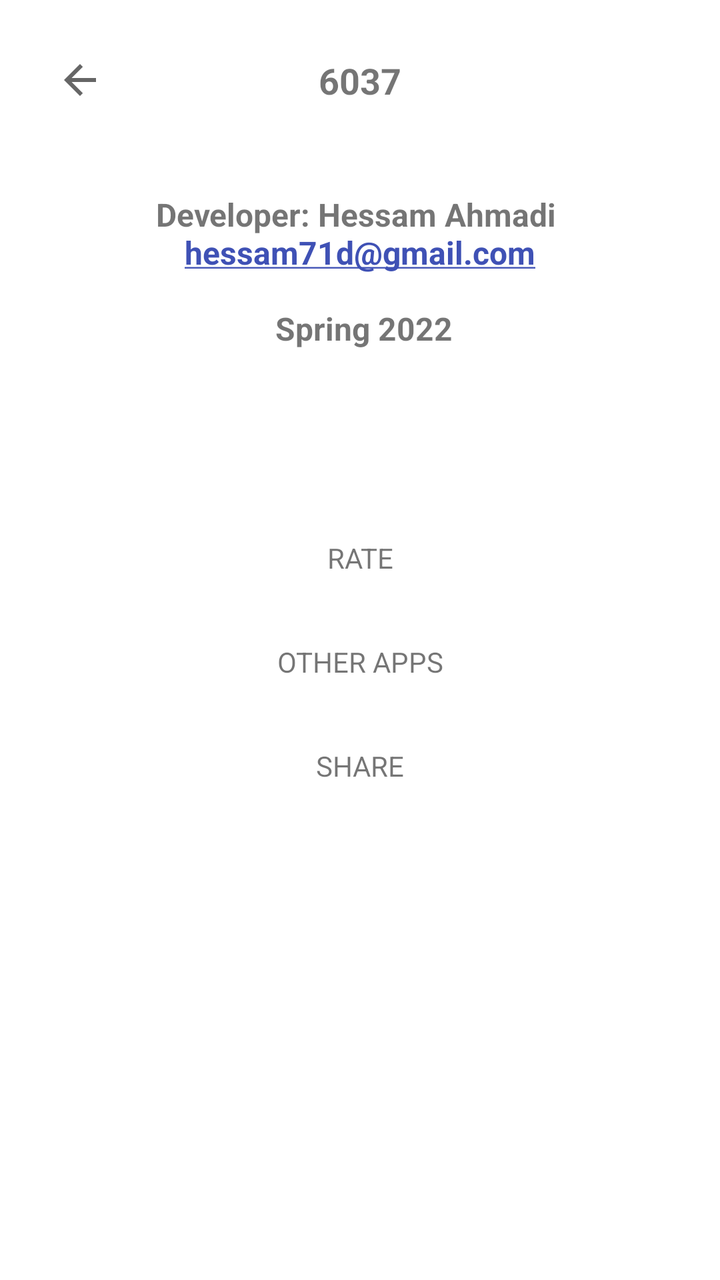
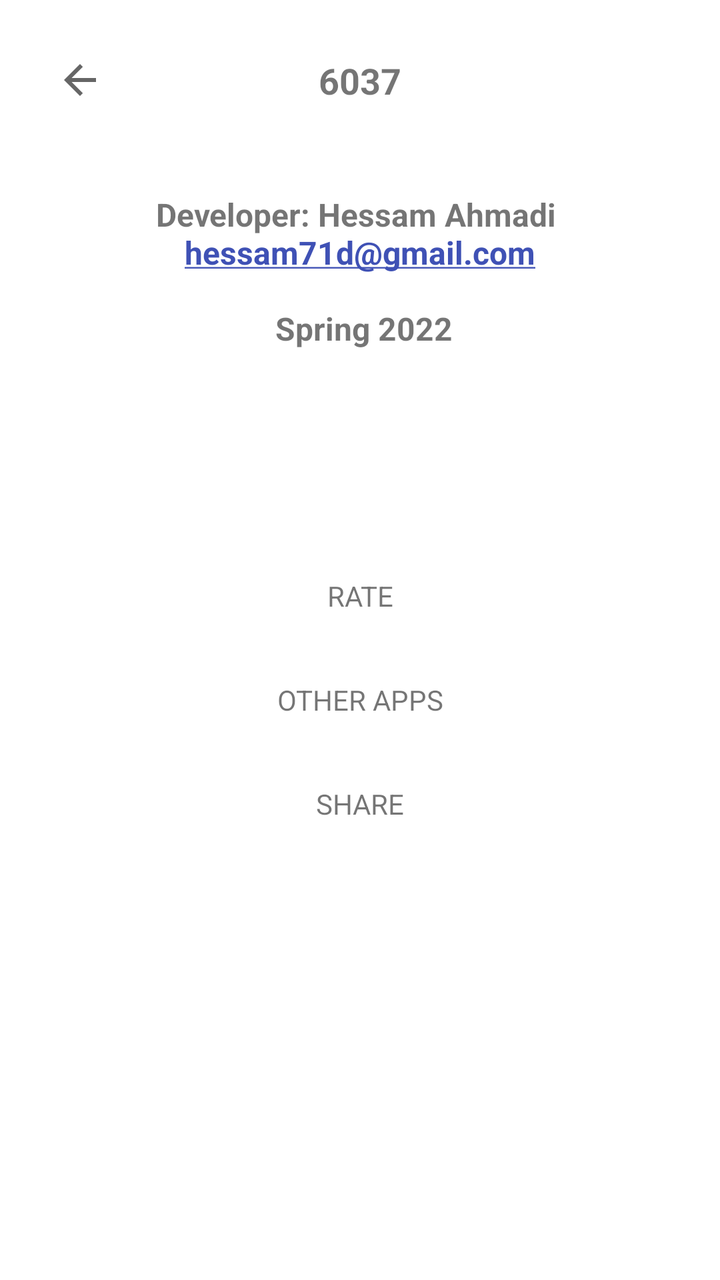

Compare the two renders of this Android layout. The source of the first and the diff that turns it into the second are given below.
<!-- AndroidManifest.xml: application theme Theme.NumConverter -->
<!-- res/layout/activity_about.xml -->
<?xml version="1.0" encoding="utf-8"?>
<ScrollView xmlns:android="http://schemas.android.com/apk/res/android"
    xmlns:app="http://schemas.android.com/apk/res-auto"
    xmlns:tools="http://schemas.android.com/tools"
    android:layout_width="match_parent"
    android:layout_height="match_parent"
    tools:context=".AboutActivity">


    <LinearLayout
        android:layout_width="match_parent"
        android:layout_height="wrap_content"
        android:gravity="center"
        android:orientation="vertical">



            <LinearLayout
                android:layout_width="match_parent"
                android:layout_height="wrap_content"
                android:layout_gravity="center_horizontal"
                android:gravity="center_horizontal"
                android:orientation="vertical">


                <LinearLayout
                    android:layout_width="match_parent"
                    android:layout_height="wrap_content"
                    android:gravity="center"
                    android:layout_margin="16dp"
                    android:layoutDirection="ltr"
                    android:orientation="horizontal">

                    <ImageView
                        android:id="@+id/img_back"
                        android:layout_width="wrap_content"
                        android:layout_height="wrap_content"
                        android:background="?selectableItemBackgroundBorderless"
                        android:paddingLeft="12dp"
                        android:paddingTop="6dp"
                        android:paddingRight="12dp"
                        android:paddingBottom="6dp"
                        android:src="@drawable/ic_back_24"
                        android:textSize="14sp" />

                    <TextView
                        android:id="@+id/tvTitle"
                        android:layout_width="0dp"
                        android:layout_height="wrap_content"
                        android:layout_weight="1"
                        android:gravity="center"
                        android:paddingLeft="4dp"
                        android:paddingTop="12dp"
                        android:paddingRight="4dp"
                        android:paddingBottom="12dp"
                        android:text="@string/app_name"
                        android:textSize="18sp"
                        android:textStyle="bold" />

                    <ImageView
                        android:layout_width="wrap_content"
                        android:layout_height="wrap_content"
                        android:background="?selectableItemBackgroundBorderless"
                        android:paddingLeft="12dp"
                        android:paddingTop="6dp"
                        android:paddingRight="12dp"
                        android:paddingBottom="6dp"
                        android:src="@drawable/ic_back_24"
                        android:textSize="14sp"
                        android:visibility="invisible" />

                </LinearLayout>


                <TextView
                    android:id="@+id/textView8"
                    android:layout_width="match_parent"
                    android:layout_height="wrap_content"
                    android:gravity="center"
                    android:padding="16dp"
                    android:autoLink="email"
                    android:layout_marginBottom="64dp"
                    android:text="@string/me"
                    android:textSize="16sp"
                    android:textStyle="bold" />


            </LinearLayout>





        <TextView
            android:id="@+id/button4"
            android:layout_width="match_parent"
            android:layout_height="wrap_content"
            android:layout_marginLeft="16dp"
            android:layout_marginRight="16dp"
            android:textAllCaps="true"
            android:layout_marginBottom="4dp"
            android:background="?selectableItemBackground"
            android:gravity="center"
            android:minHeight="48dp"
            android:onClick="rate"
            android:paddingTop="12dp"
            android:paddingBottom="12dp"
            android:text="@string/rate_app"
            android:textSize="14sp" />



        <TextView
            android:id="@+id/button6"
            android:layout_width="match_parent"
            android:layout_height="wrap_content"
            android:layout_marginLeft="16dp"
            android:textAllCaps="true"

            android:layout_marginRight="16dp"
            android:layout_marginBottom="4dp"
            android:background="?selectableItemBackground"
            android:gravity="center"
            android:minHeight="48dp"
            android:onClick="otherApps"
            android:paddingTop="12dp"
            android:paddingBottom="12dp"
            android:text="@string/other_apps"
            android:textSize="14sp"
            app:backgroundTint="#EAEAEA" />


        <TextView
            android:id="@+id/button2"
            android:layout_width="match_parent"
            android:layout_height="wrap_content"
            android:layout_marginLeft="16dp"
            android:textAllCaps="true"

            android:layout_marginRight="16dp"
            android:layout_marginBottom="4dp"
            android:background="?selectableItemBackground"
            android:gravity="center"
            android:minHeight="48dp"
            android:onClick="share"
            android:paddingTop="12dp"
            android:paddingBottom="12dp"
            android:text="@string/share_app"
            android:textSize="14sp"
            app:backgroundTint="#EAEAEA" />



    </LinearLayout>

</ScrollView>
<!-- resources referenced by this layout -->
<resources>
  <!-- drawable ic_back_24 (drawable) -->
  <vector xmlns:android="http://schemas.android.com/apk/res/android"
      android:width="24dp"
      android:height="24dp"
      android:viewportWidth="24.0"
      android:tint="?attr/colorControlNormal"
      android:viewportHeight="24.0">
      <path
          android:fillColor="@color/back_btn"
          android:pathData="M20,11H7.83l5.59,-5.59L12,4l-8,8 8,8 1.41,-1.41L7.83,13H20v-2z" />
  </vector>
  <string name="app_name">6037</string>
  <string name="me">
          Developer:
          Hessam Ahmadi
          \n
          hessam71d@gmail.com
          \n\n
  
                      Spring 2022
      </string>
  <string name="other_apps">Other Apps</string>
  <string name="rate_app">Rate</string>
  <string name="share_app">Share</string>
  <style name="Theme.NumConverter" parent="Theme.MaterialComponents.DayNight.NoActionBar">
          
          <item name="colorPrimary">@color/purple_500</item>
          <item name="colorPrimaryVariant">@color/purple_700</item>
          <item name="colorOnPrimary">@color/white</item>
          
          <item name="colorSecondary">@color/teal_200</item>
          <item name="colorSecondaryVariant">@color/teal_700</item>
          <item name="colorOnSecondary">@color/black</item>
          
          <item name="android:statusBarColor" tools:targetApi="l">?android:colorBackground</item>
          
  
          <item name="android:windowLightStatusBar">true</item>
  
      </style>
  <color name="back_btn">#757575</color>
  <color name="purple_500">#01579B</color>
  <color name="purple_700">#FF3700B3</color>
  <color name="white">#FFFFFFFF</color>
  <color name="teal_200">#3F51B5</color>
  <color name="teal_700">#FF018786</color>
  <color name="black">#FF000000</color>
</resources>

<!-- the commit's change to res/layout/activity_about.xml (unified diff, before → after) -->
@@ -14,81 +14,81 @@
         android:orientation="vertical">
 
 
+        <LinearLayout
+            android:layout_width="match_parent"
+            android:layout_height="wrap_content"
+            android:layout_gravity="center_horizontal"
+            android:gravity="center_horizontal"
+            android:orientation="vertical">
+
 
             <LinearLayout
                 android:layout_width="match_parent"
                 android:layout_height="wrap_content"
-                android:layout_gravity="center_horizontal"
-                android:gravity="center_horizontal"
-                android:orientation="vertical">
+                android:layout_margin="16dp"
+                android:gravity="center"
+                android:layoutDirection="ltr"
+                android:orientation="horizontal">
 
-
-                <LinearLayout
-                    android:layout_width="match_parent"
+                <ImageView
+                    android:id="@+id/img_back"
+                    android:layout_width="wrap_content"
                     android:layout_height="wrap_content"
-                    android:gravity="center"
-                    android:layout_margin="16dp"
-                    android:layoutDirection="ltr"
-                    android:orientation="horizontal">
-
-                    <ImageView
-                        android:id="@+id/img_back"
-                        android:layout_width="wrap_content"
-                        android:layout_height="wrap_content"
-                        android:background="?selectableItemBackgroundBorderless"
-                        android:paddingLeft="12dp"
-                        android:paddingTop="6dp"
-                        android:paddingRight="12dp"
-                        android:paddingBottom="6dp"
-                        android:src="@drawable/ic_back_24"
-                        android:textSize="14sp" />
-
-                    <TextView
-                        android:id="@+id/tvTitle"
-                        android:layout_width="0dp"
-                        android:layout_height="wrap_content"
-                        android:layout_weight="1"
-                        android:gravity="center"
-                        android:paddingLeft="4dp"
-                        android:paddingTop="12dp"
-                        android:paddingRight="4dp"
-                        android:paddingBottom="12dp"
-                        android:text="@string/app_name"
-                        android:textSize="18sp"
-                        android:textStyle="bold" />
-
-                    <ImageView
-                        android:layout_width="wrap_content"
-                        android:layout_height="wrap_content"
-                        android:background="?selectableItemBackgroundBorderless"
-                        android:paddingLeft="12dp"
-                        android:paddingTop="6dp"
-                        android:paddingRight="12dp"
-                        android:paddingBottom="6dp"
-                        android:src="@drawable/ic_back_24"
-                        android:textSize="14sp"
-                        android:visibility="invisible" />
-
-                </LinearLayout>
-
+                    android:background="?selectableItemBackgroundBorderless"
+                    android:paddingLeft="12dp"
+                    android:paddingTop="6dp"
+                    android:paddingRight="12dp"
+                    android:paddingBottom="6dp"
+                    android:src="@drawable/ic_back_24"
+                    android:textSize="14sp" />
 
                 <TextView
-                    android:id="@+id/textView8"
-                    android:layout_width="match_parent"
+                    android:id="@+id/tvTitle"
+                    android:layout_width="0dp"
                     android:layout_height="wrap_content"
+                    android:layout_weight="1"
                     android:gravity="center"
-                    android:padding="16dp"
-                    android:autoLink="email"
-                    android:layout_marginBottom="64dp"
-                    android:text="@string/me"
-                    android:textSize="16sp"
+                    android:paddingLeft="4dp"
+                    android:paddingTop="12dp"
+                    android:paddingRight="4dp"
+                    android:paddingBottom="12dp"
+                    android:text="@string/app_name"
+                    android:textSize="18sp"
                     android:textStyle="bold" />
 
+                <ImageView
+                    android:layout_width="wrap_content"
+                    android:layout_height="wrap_content"
+                    android:background="?selectableItemBackgroundBorderless"
+                    android:paddingLeft="12dp"
+                    android:paddingTop="6dp"
+                    android:paddingRight="12dp"
+                    android:paddingBottom="6dp"
+                    android:src="@drawable/ic_back_24"
+                    android:textSize="14sp"
+                    android:visibility="invisible" />
 
             </LinearLayout>
 
 
+            <TextView
+                android:id="@+id/textView8"
+                android:layout_width="match_parent"
+                android:layout_height="wrap_content"
+                android:autoLink="email"
+                android:gravity="center"
+                android:padding="16dp"
+                android:text="@string/me"
+                android:textSize="16sp"
+                android:textStyle="bold" />
 
+            <TextView
+                android:id="@+id/tvVersion"
+                android:layout_width="wrap_content"
+                android:layout_marginBottom="64dp"
+                android:layout_height="wrap_content" />
+
+        </LinearLayout>
 
 
         <TextView
@@ -97,7 +97,6 @@
             android:layout_height="wrap_content"
             android:layout_marginLeft="16dp"
             android:layout_marginRight="16dp"
-            android:textAllCaps="true"
             android:layout_marginBottom="4dp"
             android:background="?selectableItemBackground"
             android:gravity="center"
@@ -106,8 +105,8 @@
             android:paddingTop="12dp"
             android:paddingBottom="12dp"
             android:text="@string/rate_app"
+            android:textAllCaps="true"
             android:textSize="14sp" />
-
 
 
         <TextView
@@ -115,9 +114,8 @@
             android:layout_width="match_parent"
             android:layout_height="wrap_content"
             android:layout_marginLeft="16dp"
-            android:textAllCaps="true"
+            android:layout_marginRight="16dp"
 
-            android:layout_marginRight="16dp"
             android:layout_marginBottom="4dp"
             android:background="?selectableItemBackground"
             android:gravity="center"
@@ -126,6 +124,7 @@
             android:paddingTop="12dp"
             android:paddingBottom="12dp"
             android:text="@string/other_apps"
+            android:textAllCaps="true"
             android:textSize="14sp"
             app:backgroundTint="#EAEAEA" />
 
@@ -135,9 +134,8 @@
             android:layout_width="match_parent"
             android:layout_height="wrap_content"
             android:layout_marginLeft="16dp"
-            android:textAllCaps="true"
+            android:layout_marginRight="16dp"
 
-            android:layout_marginRight="16dp"
             android:layout_marginBottom="4dp"
             android:background="?selectableItemBackground"
             android:gravity="center"
@@ -146,9 +144,9 @@
             android:paddingTop="12dp"
             android:paddingBottom="12dp"
             android:text="@string/share_app"
+            android:textAllCaps="true"
             android:textSize="14sp"
             app:backgroundTint="#EAEAEA" />
-
 
 
     </LinearLayout>
